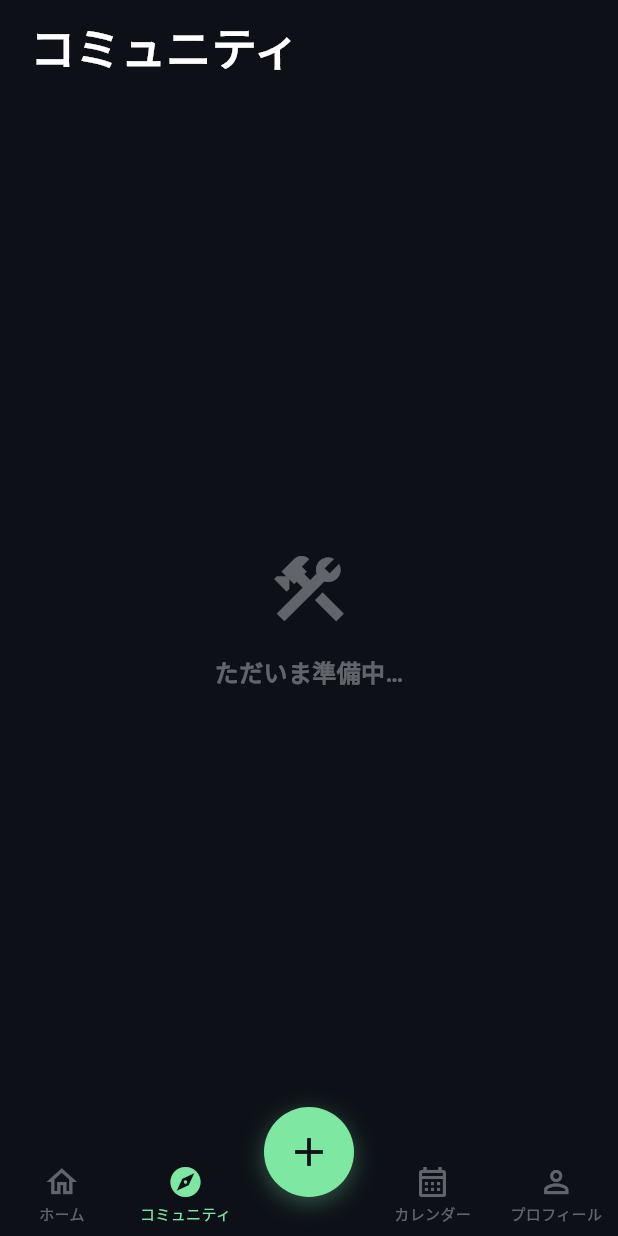
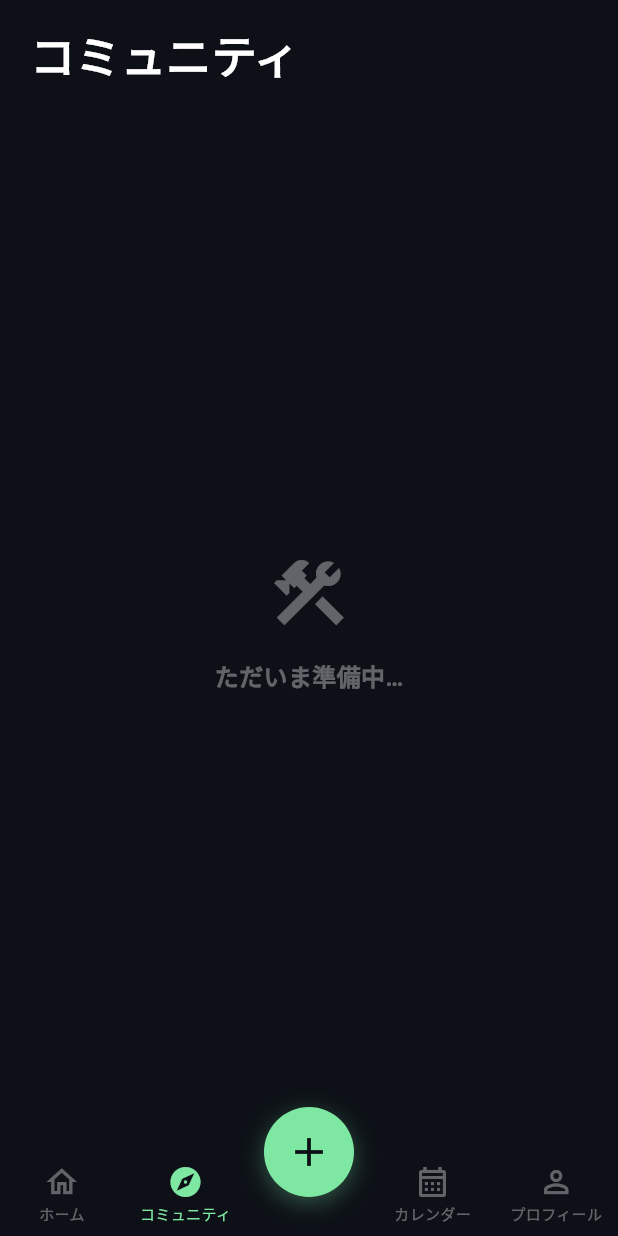
Before and after one commit to Ben2560/camill, a Flutter app: the screen it shows once a user with an empty profile is signed in, after a tap on "コミュニティ", on a phone screen of 412 x 824 dp. Run offline on Flutter 3.47's test engine with Material 3 defaults, Android fonts, the phone set to English and light mode, and no system bars; our stand-ins replace firebase_auth, firebase_core, fl_chart, flutter_image_compress, flutter_riverpod, go_router and 4 more; accounts and stored records are empty; network calls fail; Roboto replaces fonts that are missing (Zen Maru Gothic).

Commit message:
カレンダー、データ、プロフィール画面のパディングを調整

```diff
--- a/lib/features/calendar/screens/calendar_screen.dart
+++ b/lib/features/calendar/screens/calendar_screen.dart
@@ -861,7 +861,7 @@ class _CalendarScreenState extends State<CalendarScreen>
           crossAxisAlignment: CrossAxisAlignment.stretch,
           children: [
             Padding(
-              padding: EdgeInsets.fromLTRB(20, statusBarH + 10, 8, 4),
+              padding: EdgeInsets.fromLTRB(20, statusBarH + 15, 8, 4),
               child: Text(
                 'カレンダー',
                 style: camillBodyStyle(30, colors.textPrimary, weight: FontWeight.w800),
--- a/lib/features/data/screens/data_screen.dart
+++ b/lib/features/data/screens/data_screen.dart
@@ -22,7 +22,7 @@ class DataScreen extends StatelessWidget {
         crossAxisAlignment: CrossAxisAlignment.stretch,
         children: [
           Padding(
-            padding: EdgeInsets.fromLTRB(20, statusBarH + 10, 8, 4),
+            padding: EdgeInsets.fromLTRB(20, statusBarH + 15, 8, 4),
             child: Text(
               'コミュニティ',
               style: camillBodyStyle(30, colors.textPrimary, weight: FontWeight.w800),
--- a/lib/features/profile/screens/profile_screen.dart
+++ b/lib/features/profile/screens/profile_screen.dart
@@ -168,7 +168,7 @@ class _ProfileScreenState extends ConsumerState<ProfileScreen> {
       body: ListView(
         children: [
           Padding(
-            padding: const EdgeInsets.fromLTRB(20, 10, 8, 4),
+            padding: const EdgeInsets.fromLTRB(20, 15, 8, 4),
             child: Text(
               'プロフィール',
               style: camillBodyStyle(30, colors.textPrimary, weight: FontWeight.w800),
```
